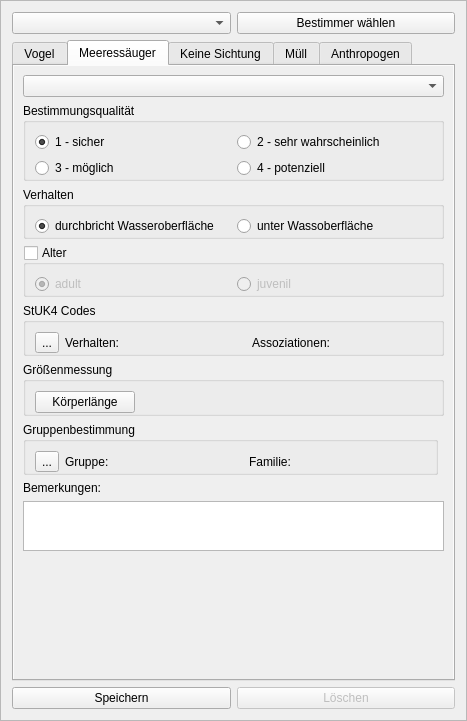
The window that widget_census.ui (ifaoe/2014-10-Bird-View) describes before a commit, drawn with Qt 5.
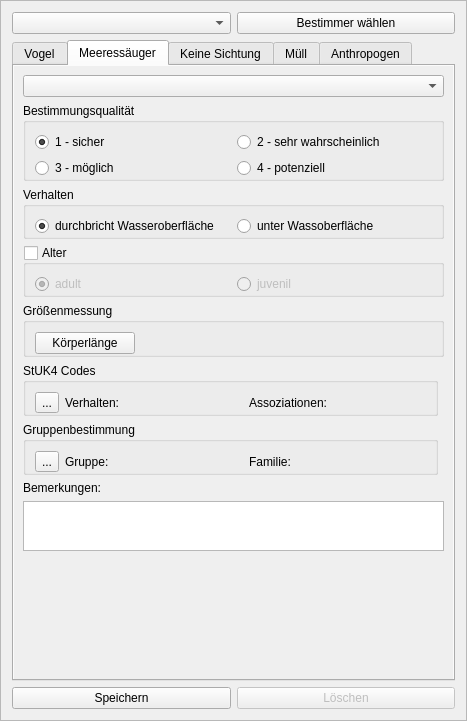
The same window after the commit. The open tabs and pages were chosen to show the change.

Commit message: Cleanup. New measurement tool. Introduced toolbar.

```diff
--- a/widget_census.ui
+++ b/widget_census.ui
@@ -80,7 +80,7 @@
       <enum>QTabWidget::Rounded</enum>
      </property>
      <property name="currentIndex">
-      <number>1</number>
+      <number>3</number>
      </property>
      <widget class="QWidget" name="tabBird">
       <property name="sizePolicy">
@@ -795,72 +795,14 @@
          </layout>
         </widget>
        </item>
-       <item row="4" column="0" colspan="2">
-        <widget class="QGroupBox" name="gbxStuk4Mammal">
-         <property name="enabled">
-          <bool>true</bool>
-         </property>
-         <property name="title">
-          <string>StUK4 Codes</string>
-         </property>
-         <layout class="QGridLayout" name="gridLayout_13">
-          <property name="bottomMargin">
-           <number>0</number>
-          </property>
-          <item row="0" column="0">
-           <widget class="QToolButton" name="tbtStuk4CodesMammal">
-            <property name="text">
-             <string>...</string>
-            </property>
-           </widget>
-          </item>
-          <item row="0" column="1">
-           <widget class="QLabel" name="lblStuk4BehMammal">
-            <property name="text">
-             <string>Verhalten:</string>
-            </property>
-           </widget>
-          </item>
-          <item row="0" column="2">
-           <widget class="QLabel" name="lblStuk4AssMammal">
-            <property name="text">
-             <string>Assoziationen:</string>
-            </property>
-           </widget>
-          </item>
-         </layout>
-        </widget>
-       </item>
-       <item row="8" column="0" colspan="2">
+       <item row="9" column="0" colspan="2">
         <widget class="QLabel" name="lblMammalRemarks">
          <property name="text">
           <string>Bemerkungen:</string>
          </property>
         </widget>
        </item>
-       <item row="10" column="0" colspan="2">
-        <widget class="QPlainTextEdit" name="txtMammalRemarks">
-         <property name="sizePolicy">
-          <sizepolicy hsizetype="Expanding" vsizetype="Minimum">
-           <horstretch>0</horstretch>
-           <verstretch>0</verstretch>
-          </sizepolicy>
-         </property>
-         <property name="minimumSize">
-          <size>
-           <width>0</width>
-           <height>50</height>
-          </size>
-         </property>
-         <property name="maximumSize">
-          <size>
-           <width>16777215</width>
-           <height>50</height>
-          </size>
-         </property>
-        </widget>
-       </item>
-       <item row="11" column="0">
+       <item row="12" column="0">
         <spacer name="verticalSpacer">
          <property name="orientation">
           <enum>Qt::Vertical</enum>
@@ -873,7 +815,29 @@
          </property>
         </spacer>
        </item>
-       <item row="7" column="0">
+       <item row="11" column="0" colspan="2">
+        <widget class="QPlainTextEdit" name="txtMammalRemarks">
+         <property name="sizePolicy">
+          <sizepolicy hsizetype="Expanding" vsizetype="Minimum">
+           <horstretch>0</horstretch>
+           <verstretch>0</verstretch>
+          </sizepolicy>
+         </property>
+         <property name="minimumSize">
+          <size>
+           <width>0</width>
+           <height>50</height>
+          </size>
+         </property>
+         <property name="maximumSize">
+          <size>
+           <width>16777215</width>
+           <height>50</height>
+          </size>
+         </property>
+        </widget>
+       </item>
+       <item row="8" column="0">
         <widget class="QGroupBox" name="gbxGroupMammal">
          <property name="title">
           <string>Gruppenbestimmung</string>
@@ -953,6 +917,42 @@
          </layout>
         </widget>
        </item>
+       <item row="7" column="0">
+        <widget class="QGroupBox" name="gbxStuk4Mammal">
+         <property name="enabled">
+          <bool>true</bool>
+         </property>
+         <property name="title">
+          <string>StUK4 Codes</string>
+         </property>
+         <layout class="QGridLayout" name="gridLayout_13">
+          <property name="bottomMargin">
+           <number>0</number>
+          </property>
+          <item row="0" column="0">
+           <widget class="QToolButton" name="tbtStuk4CodesMammal">
+            <property name="text">
+             <string>...</string>
+            </property>
+           </widget>
+          </item>
+          <item row="0" column="1">
+           <widget class="QLabel" name="lblStuk4BehMammal">
+            <property name="text">
+             <string>Verhalten:</string>
+            </property>
+           </widget>
+          </item>
+          <item row="0" column="2">
+           <widget class="QLabel" name="lblStuk4AssMammal">
+            <property name="text">
+             <string>Assoziationen:</string>
+            </property>
+           </widget>
+          </item>
+         </layout>
+        </widget>
+       </item>
       </layout>
      </widget>
      <widget class="QWidget" name="tabNoSight">
@@ -1109,13 +1109,6 @@
        <property name="spacing">
         <number>3</number>
        </property>
-       <item>
-        <widget class="QGroupBox" name="groupBox">
-         <property name="title">
-          <string>GroupBox</string>
-         </property>
-        </widget>
-       </item>
        <item>
         <widget class="QGroupBox" name="gbxTrashQuality">
          <property name="title">
```
The commit also changes 11 other files.
